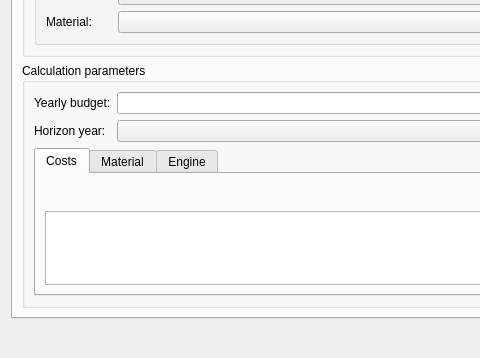
Before: the Qt Designer form core/ui/toolbars/assetmanage/priority.ui in bgeo-gis/gw_assetmanage_plugin, drawn with Qt 5; both pictures show x 0 to 480 and y 247 to 605 of the 779 by 605 pixel window.
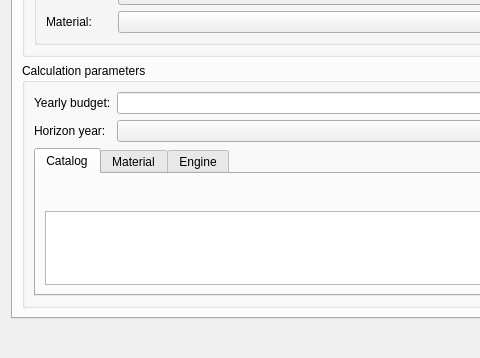
After: the same form once the commit is applied.

Commit message: Change "config cost" to "config catalog"

Patch:
```diff
--- a/core/ui/toolbars/assetmanage/priority.ui
+++ b/core/ui/toolbars/assetmanage/priority.ui
@@ -129,7 +129,7 @@
             </property>
             <widget class="QWidget" name="tab_cost">
              <attribute name="title">
-              <string>Costs</string>
+              <string>Catalog</string>
              </attribute>
              <layout class="QGridLayout" name="gridLayout_2">
               <item row="0" column="1">
```
Left out of the diff: 8 changed lines with no effect on the pictures. The commit also changes 9 other files.
